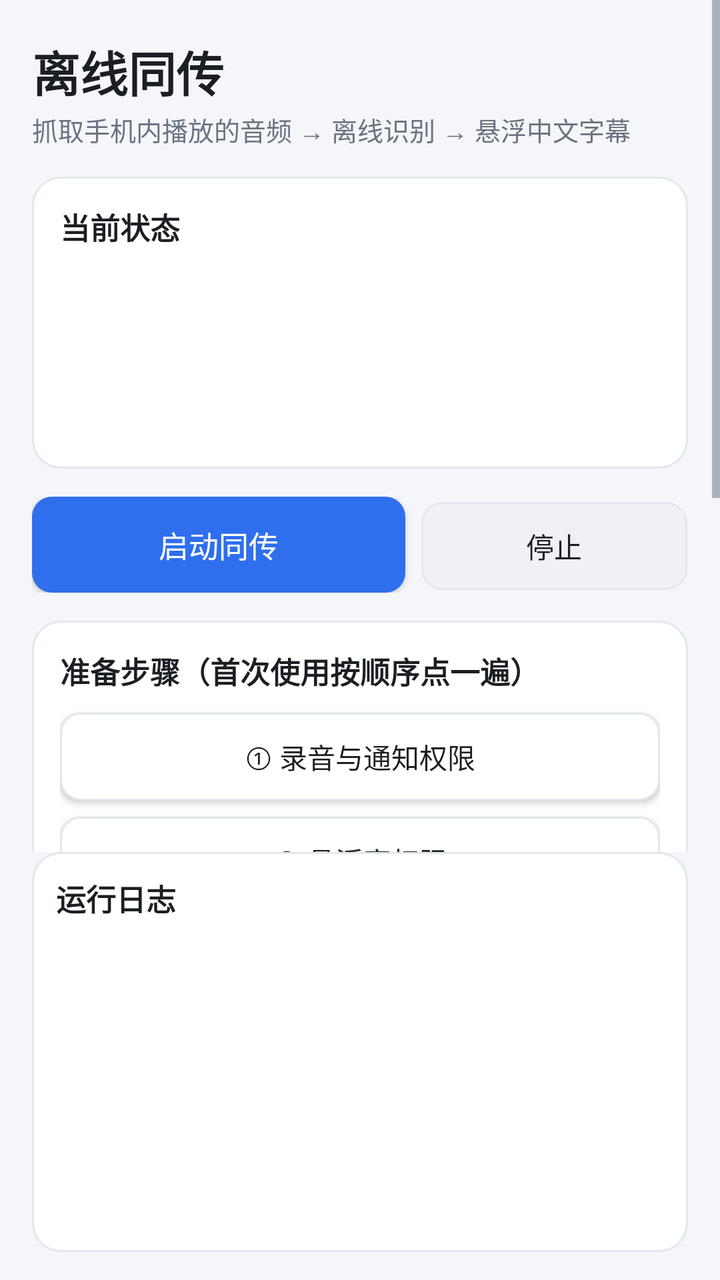
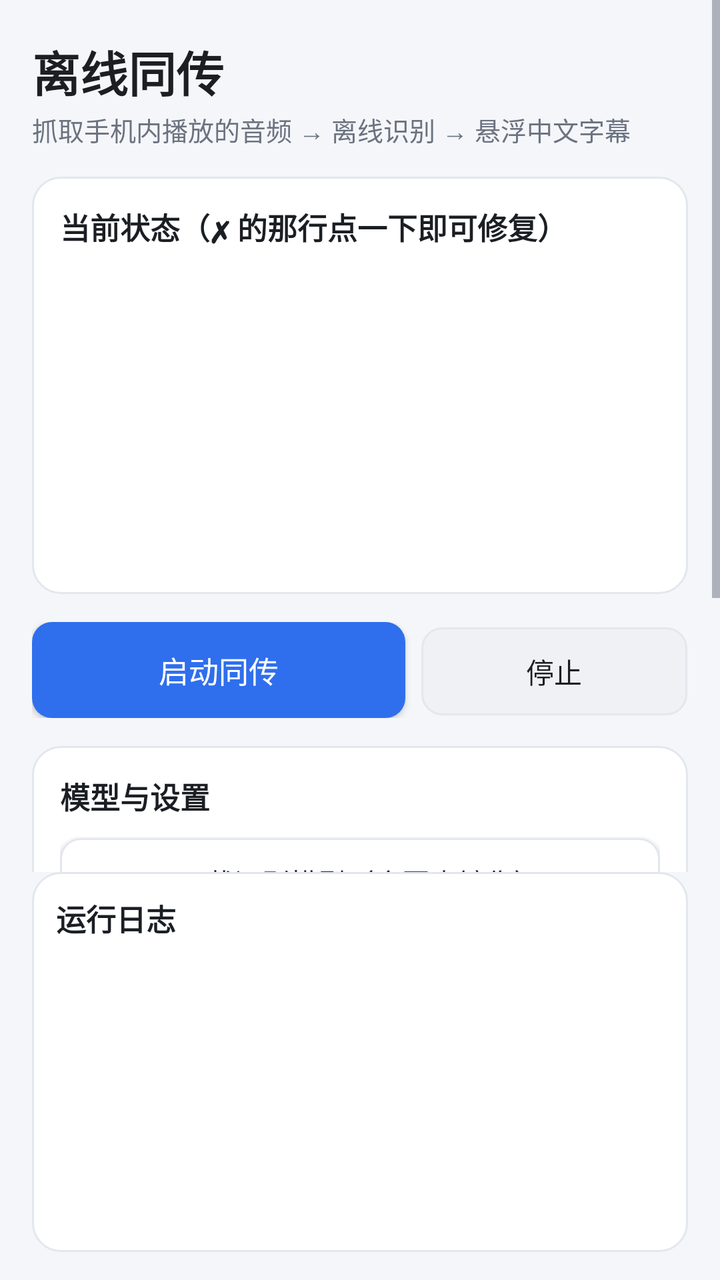

Two renders of the same Android screen: before a commit and after it. Below are the layout's source before the change and the commit's diff.
<!-- AndroidManifest.xml: application theme AppTheme -->
<!-- res/layout/activity_main.xml -->
<?xml version="1.0" encoding="utf-8"?>
<LinearLayout xmlns:android="http://schemas.android.com/apk/res/android"
    android:layout_width="match_parent"
    android:layout_height="match_parent"
    android:orientation="vertical">

    <ScrollView
        android:layout_width="match_parent"
        android:layout_height="0dp"
        android:layout_weight="1"
        android:fillViewport="true">

        <LinearLayout
            android:layout_width="match_parent"
            android:layout_height="wrap_content"
            android:orientation="vertical"
            android:paddingStart="16dp"
            android:paddingEnd="16dp"
            android:paddingTop="18dp">

            <TextView
                android:layout_width="wrap_content"
                android:layout_height="wrap_content"
                android:text="@string/app_name"
                android:textColor="@color/text_primary"
                android:textSize="24sp"
                android:textStyle="bold" />

            <TextView
                android:id="@+id/tvHeaderSub"
                android:layout_width="match_parent"
                android:layout_height="wrap_content"
                android:layout_marginTop="2dp"
                android:text="@string/header"
                android:textColor="@color/text_secondary"
                android:textSize="13sp" />

            
            <LinearLayout
                android:layout_width="match_parent"
                android:layout_height="wrap_content"
                android:layout_marginTop="14dp"
                android:background="@drawable/bg_card"
                android:orientation="vertical"
                android:padding="14dp">

                <TextView
                    style="@style/SectionTitle"
                    android:layout_width="wrap_content"
                    android:layout_height="wrap_content"
                    android:text="@string/section_status" />

                <TextView
                    android:id="@+id/tvRunState"
                    android:layout_width="match_parent"
                    android:layout_height="wrap_content"
                    android:layout_marginTop="8dp"
                    android:textSize="14sp" />

                <TextView
                    android:id="@+id/tvModelState"
                    android:layout_width="match_parent"
                    android:layout_height="wrap_content"
                    android:layout_marginTop="4dp"
                    android:textSize="14sp" />

                <TextView
                    android:id="@+id/tvMtState"
                    android:layout_width="match_parent"
                    android:layout_height="wrap_content"
                    android:layout_marginTop="4dp"
                    android:textSize="14sp" />

                <TextView
                    android:id="@+id/tvThermal"
                    android:layout_width="match_parent"
                    android:layout_height="wrap_content"
                    android:layout_marginTop="4dp"
                    android:textSize="14sp" />
            </LinearLayout>

            
            <LinearLayout
                android:layout_width="match_parent"
                android:layout_height="wrap_content"
                android:layout_marginTop="14dp"
                android:orientation="horizontal">

                <Button
                    android:id="@+id/btnInterpret"
                    style="@style/PrimaryButton"
                    android:layout_width="0dp"
                    android:layout_height="wrap_content"
                    android:layout_weight="1.4"
                    android:text="@string/btn_interpret" />

                <Button
                    android:id="@+id/btnStop"
                    style="@style/SecondaryButton"
                    android:layout_width="0dp"
                    android:layout_height="wrap_content"
                    android:layout_marginStart="8dp"
                    android:layout_weight="1"
                    android:enabled="false"
                    android:text="@string/btn_stop" />
            </LinearLayout>

            
            <LinearLayout
                android:layout_width="match_parent"
                android:layout_height="wrap_content"
                android:layout_marginTop="14dp"
                android:background="@drawable/bg_card"
                android:orientation="vertical"
                android:padding="14dp">

                <TextView
                    style="@style/SectionTitle"
                    android:layout_width="wrap_content"
                    android:layout_height="wrap_content"
                    android:text="@string/section_prepare" />

                <Button
                    android:id="@+id/btnPermissions"
                    style="@style/SecondaryButton"
                    android:layout_width="match_parent"
                    android:layout_height="wrap_content"
                    android:layout_marginTop="10dp"
                    android:text="@string/btn_permissions" />

                <Button
                    android:id="@+id/btnOverlay"
                    style="@style/SecondaryButton"
                    android:layout_width="match_parent"
                    android:layout_height="wrap_content"
                    android:layout_marginTop="8dp"
                    android:text="@string/btn_overlay" />

                <Button
                    android:id="@+id/btnModel"
                    style="@style/SecondaryButton"
                    android:layout_width="match_parent"
                    android:layout_height="wrap_content"
                    android:layout_marginTop="8dp"
                    android:text="@string/btn_model" />

                <Button
                    android:id="@+id/btnImport"
                    style="@style/SecondaryButton"
                    android:layout_width="match_parent"
                    android:layout_height="wrap_content"
                    android:layout_marginTop="8dp"
                    android:text="@string/btn_import" />

                <Button
                    android:id="@+id/btnProbe"
                    style="@style/SecondaryButton"
                    android:layout_width="match_parent"
                    android:layout_height="wrap_content"
                    android:layout_marginTop="8dp"
                    android:text="@string/btn_probe" />

                <Button
                    android:id="@+id/btnSettings"
                    style="@style/SecondaryButton"
                    android:layout_width="match_parent"
                    android:layout_height="wrap_content"
                    android:layout_marginTop="8dp"
                    android:text="@string/btn_settings" />
            </LinearLayout>

            <TextView
                android:layout_width="match_parent"
                android:layout_height="wrap_content"
                android:layout_marginTop="12dp"
                android:text="@string/tip_overlay_drag"
                android:textColor="@color/text_secondary"
                android:textSize="12sp" />

            <View
                android:layout_width="match_parent"
                android:layout_height="8dp" />
        </LinearLayout>
    </ScrollView>

    
    <LinearLayout
        android:layout_width="match_parent"
        android:layout_height="200dp"
        android:layout_marginStart="16dp"
        android:layout_marginEnd="16dp"
        android:layout_marginBottom="14dp"
        android:background="@drawable/bg_card"
        android:orientation="vertical"
        android:padding="12dp">

        <TextView
            style="@style/SectionTitle"
            android:layout_width="wrap_content"
            android:layout_height="wrap_content"
            android:text="@string/section_log" />

        <ScrollView
            android:id="@+id/logScroll"
            android:layout_width="match_parent"
            android:layout_height="0dp"
            android:layout_weight="1"
            android:layout_marginTop="6dp">

            <TextView
                android:id="@+id/log"
                android:layout_width="match_parent"
                android:layout_height="wrap_content"
                android:fontFamily="monospace"
                android:textColor="@color/text_secondary"
                android:textSize="11sp" />
        </ScrollView>
    </LinearLayout>

</LinearLayout>
<!-- resources referenced by this layout -->
<resources>
  <color name="text_primary">#1B1F24</color>
  <color name="text_secondary">#6B7280</color>
  <!-- drawable bg_card (drawable) -->
  <?xml version="1.0" encoding="utf-8"?>
  <shape xmlns:android="http://schemas.android.com/apk/res/android"
      android:shape="rectangle">
      <solid android:color="@color/card" />
      <corners android:radius="14dp" />
      <stroke
          android:width="1dp"
          android:color="@color/card_stroke" />
  </shape>
  <string name="app_name">离线同传</string>
  <string name="btn_import">③b 从文件导入模型</string>
  <string name="btn_interpret">启动同传</string>
  <string name="btn_model">③ 下载识别模型（含国内镜像）</string>
  <string name="btn_overlay">② 悬浮窗权限</string>
  <string name="btn_permissions">① 录音与通知权限</string>
  <string name="btn_probe">④ 捕获探针自检（10 秒）</string>
  <string name="btn_settings">⚙ 设置</string>
  <string name="btn_stop">停止</string>
  <string name="header">抓取手机内播放的音频 → 离线识别 → 悬浮中文字幕</string>
  <string name="section_log">运行日志</string>
  <string name="section_prepare">准备步骤（首次使用按顺序点一遍）</string>
  <string name="section_status">当前状态</string>
  <string name="tip_overlay_drag">提示：字幕出现后可以按住拖动到任意位置，松手自动记住；单击字幕可切换「详细/精简」。</string>
  <style name="PrimaryButton">
          <item name="android:background">@drawable/bg_button_primary</item>
          <item name="android:textColor">@color/white</item>
          <item name="android:textAllCaps">false</item>
          <item name="android:textSize">15sp</item>
          <item name="android:minHeight">48dp</item>
      </style>
  <style name="SecondaryButton">
          <item name="android:background">@drawable/bg_button_secondary</item>
          <item name="android:textColor">@color/text_primary</item>
          <item name="android:textAllCaps">false</item>
          <item name="android:textSize">14sp</item>
          <item name="android:minHeight">44dp</item>
      </style>
  <style name="SectionTitle">
          <item name="android:textSize">15sp</item>
          <item name="android:textStyle">bold</item>
          <item name="android:textColor">@color/text_primary</item>
      </style>
  <style name="AppTheme" parent="@android:style/Theme.Material.Light.NoActionBar">
          <item name="android:windowBackground">@color/bg</item>
          <item name="android:colorAccent">@color/primary</item>
          <item name="android:colorPrimary">@color/primary</item>
          <item name="android:colorPrimaryDark">@color/primary_dark</item>
          <item name="android:statusBarColor">@color/primary_dark</item>
          <item name="android:textColorPrimary">@color/text_primary</item>
          <item name="android:textColorSecondary">@color/text_secondary</item>
      </style>
  <color name="card">#FFFFFF</color>
  <color name="card_stroke">#E3E7EE</color>
  <!-- drawable bg_button_primary (drawable) -->
  <?xml version="1.0" encoding="utf-8"?>
  <selector xmlns:android="http://schemas.android.com/apk/res/android">
      <item android:state_enabled="false">
          <shape android:shape="rectangle">
              <solid android:color="@color/primary_disabled" />
              <corners android:radius="10dp" />
          </shape>
      </item>
      <item android:state_pressed="true">
          <shape android:shape="rectangle">
              <solid android:color="@color/primary_pressed" />
              <corners android:radius="10dp" />
          </shape>
      </item>
      <item>
          <shape android:shape="rectangle">
              <solid android:color="@color/primary" />
              <corners android:radius="10dp" />
          </shape>
      </item>
  </selector>
  <color name="white">#FFFFFF</color>
  <color name="bg">#F4F6F9</color>
  <color name="primary">#2F6FED</color>
  <color name="primary_dark">#1F4FB0</color>
  <color name="primary_disabled">#B9C6DE</color>
  <color name="primary_pressed">#2559C9</color>
  <!-- unchanged entries left out for length: 1 -->
</resources>

<!-- the commit's change to res/layout/activity_main.xml (unified diff, before → after) -->
@@ -27,7 +27,6 @@
                 android:textStyle="bold" />
 
             <TextView
-                android:id="@+id/tvHeaderSub"
                 android:layout_width="match_parent"
                 android:layout_height="wrap_content"
                 android:layout_marginTop="2dp"
@@ -55,6 +54,20 @@
                     android:layout_width="match_parent"
                     android:layout_height="wrap_content"
                     android:layout_marginTop="8dp"
+                    android:background="?android:attr/selectableItemBackground"
+                    android:paddingTop="4dp"
+                    android:paddingBottom="4dp"
+                    android:textSize="15sp"
+                    android:textStyle="bold" />
+
+                <TextView
+                    android:id="@+id/tvPermState"
+                    android:layout_width="match_parent"
+                    android:layout_height="wrap_content"
+                    android:layout_marginTop="6dp"
+                    android:background="?android:attr/selectableItemBackground"
+                    android:paddingTop="4dp"
+                    android:paddingBottom="4dp"
                     android:textSize="14sp" />
 
                 <TextView
@@ -62,6 +75,9 @@
                     android:layout_width="match_parent"
                     android:layout_height="wrap_content"
                     android:layout_marginTop="4dp"
+                    android:background="?android:attr/selectableItemBackground"
+                    android:paddingTop="4dp"
+                    android:paddingBottom="4dp"
                     android:textSize="14sp" />
 
                 <TextView
@@ -69,6 +85,9 @@
                     android:layout_width="match_parent"
                     android:layout_height="wrap_content"
                     android:layout_marginTop="4dp"
+                    android:background="?android:attr/selectableItemBackground"
+                    android:paddingTop="4dp"
+                    android:paddingBottom="4dp"
                     android:textSize="14sp" />
 
                 <TextView
@@ -76,6 +95,7 @@
                     android:layout_width="match_parent"
                     android:layout_height="wrap_content"
                     android:layout_marginTop="4dp"
+                    android:paddingTop="4dp"
                     android:textSize="14sp" />
             </LinearLayout>
 
@@ -118,30 +138,14 @@
                     style="@style/SectionTitle"
                     android:layout_width="wrap_content"
                     android:layout_height="wrap_content"
-                    android:text="@string/section_prepare" />
-
-                <Button
-                    android:id="@+id/btnPermissions"
+                    android:text="@string/section_model" />
+
+                <Button
+                    android:id="@+id/btnModel"
                     style="@style/SecondaryButton"
                     android:layout_width="match_parent"
                     android:layout_height="wrap_content"
                     android:layout_marginTop="10dp"
-                    android:text="@string/btn_permissions" />
-
-                <Button
-                    android:id="@+id/btnOverlay"
-                    style="@style/SecondaryButton"
-                    android:layout_width="match_parent"
-                    android:layout_height="wrap_content"
-                    android:layout_marginTop="8dp"
-                    android:text="@string/btn_overlay" />
-
-                <Button
-                    android:id="@+id/btnModel"
-                    style="@style/SecondaryButton"
-                    android:layout_width="match_parent"
-                    android:layout_height="wrap_content"
-                    android:layout_marginTop="8dp"
                     android:text="@string/btn_model" />
 
                 <Button
@@ -151,14 +155,6 @@
                     android:layout_height="wrap_content"
                     android:layout_marginTop="8dp"
                     android:text="@string/btn_import" />
-
-                <Button
-                    android:id="@+id/btnProbe"
-                    style="@style/SecondaryButton"
-                    android:layout_width="match_parent"
-                    android:layout_height="wrap_content"
-                    android:layout_marginTop="8dp"
-                    android:text="@string/btn_probe" />
 
                 <Button
                     android:id="@+id/btnSettings"
@@ -186,7 +182,7 @@
     
     <LinearLayout
         android:layout_width="match_parent"
-        android:layout_height="200dp"
+        android:layout_height="190dp"
         android:layout_marginStart="16dp"
         android:layout_marginEnd="16dp"
         android:layout_marginBottom="14dp"
<!-- resource entries referenced after the edit -->
@@ -13,19 +13,16 @@
           android:color="@color/card_stroke" />
   </shape>
   <string name="app_name">离线同传</string>
-  <string name="btn_import">③b 从文件导入模型</string>
+  <string name="btn_import">从文件导入模型</string>
   <string name="btn_interpret">启动同传</string>
-  <string name="btn_model">③ 下载识别模型（含国内镜像）</string>
-  <string name="btn_overlay">② 悬浮窗权限</string>
-  <string name="btn_permissions">① 录音与通知权限</string>
-  <string name="btn_probe">④ 捕获探针自检（10 秒）</string>
-  <string name="btn_settings">⚙ 设置</string>
+  <string name="btn_model">下载识别模型（含国内镜像）</string>
+  <string name="btn_settings">⚙ 设置（翻译 API / 识别 / 字幕）</string>
   <string name="btn_stop">停止</string>
   <string name="header">抓取手机内播放的音频 → 离线识别 → 悬浮中文字幕</string>
   <string name="section_log">运行日志</string>
-  <string name="section_prepare">准备步骤（首次使用按顺序点一遍）</string>
-  <string name="section_status">当前状态</string>
-  <string name="tip_overlay_drag">提示：字幕出现后可以按住拖动到任意位置，松手自动记住；单击字幕可切换「详细/精简」。</string>
+  <string name="section_model">模型与设置</string>
+  <string name="section_status">当前状态（✗ 的那行点一下即可修复）</string>
+  <string name="tip_overlay_drag">提示：字幕出现后可按住拖动到任意位置，松手自动记住；单击字幕切换「详细/精简」。</string>
   <style name="PrimaryButton">
           <item name="android:background">@drawable/bg_button_primary</item>
           <item name="android:textColor">@color/white</item>
